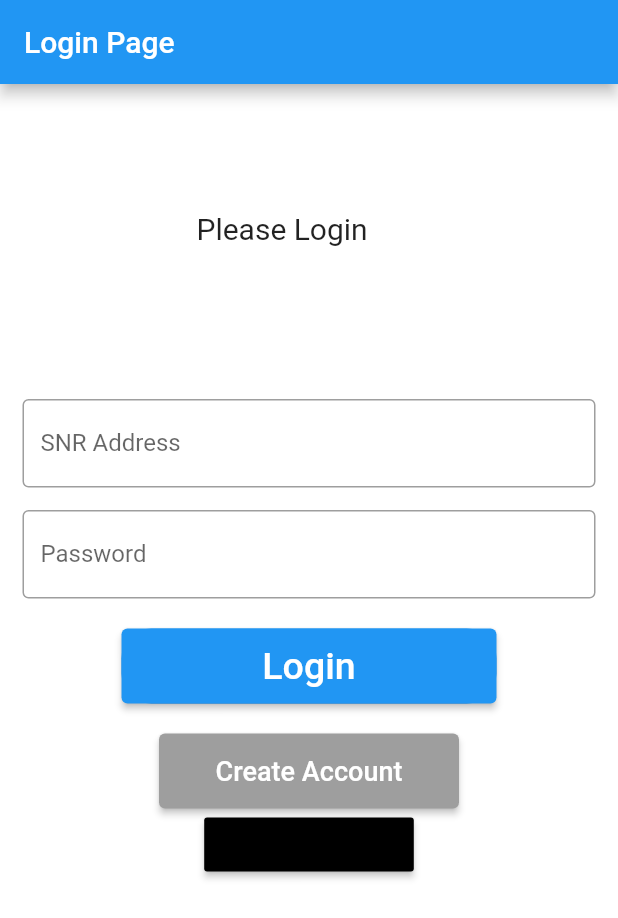
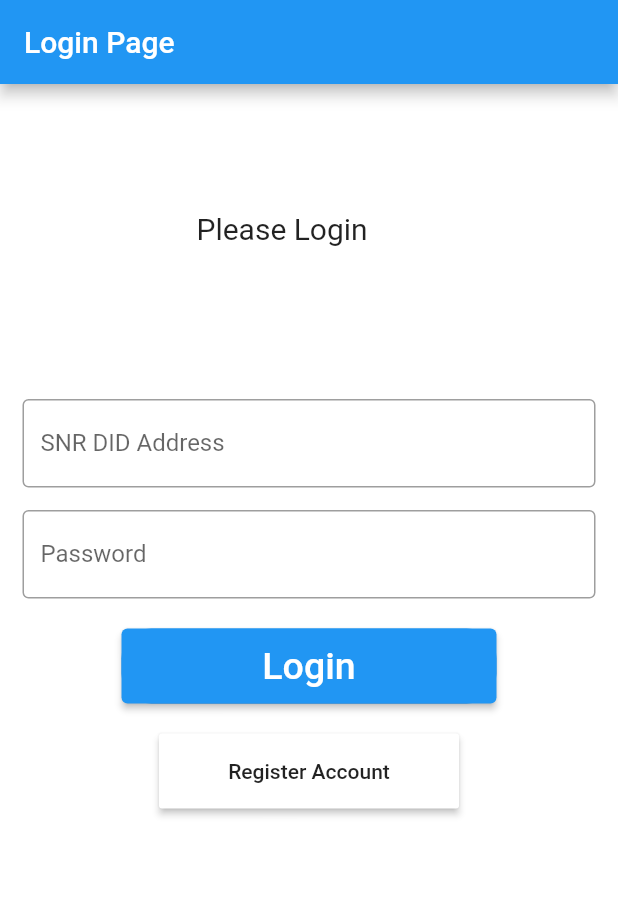
Before and after one commit to ntindle/todo_app, a Flutter app: the screen it shows after launch, on a phone screen of 412 x 824 dp. Shown: the top 918 px of the screen. Run offline on Flutter 3.47's test engine with Material 2 defaults, Android fonts, the phone set to English and light mode, and no system bars; our stand-ins replace get, get_storage; missing offline and left inert: motor_flutter.

Commit message:
feat: account creation and login (kinda)

```diff
--- a/lib/login_page.dart
+++ b/lib/login_page.dart
@@ -3,7 +3,6 @@ import 'package:get/get.dart';
 import 'package:get_storage/get_storage.dart';
 
 import 'package:motor_flutter/motor_flutter.dart';
-import 'package:todo_app/create_account_page.dart';
 import 'package:todo_app/main.dart';
 
 class LoginPage extends StatefulWidget {
@@ -16,24 +15,19 @@ class LoginPage extends StatefulWidget {
 }
 
 class _LoginPageState extends State<LoginPage> {
-  TextEditingController nameController = TextEditingController();
+  TextEditingController addressController =
+      TextEditingController(text: Get.find<MotorFlutter>().didUrl.toString());
   TextEditingController passwordController = TextEditingController();
 
-  void _handleLoginResponse(LoginResponse? resp) {
-    if (resp != null && resp.success) {
-      // Login successful
-      print(resp);
+  void _login() async {
+    print("logging in");
+    final res = await Get.find<MotorFlutter>()
+        .login(password: passwordController.text, did: addressController.text);
+    if (res != null) {
+      print(res);
     } else {
-      // Login failed
+      print('Login failed');
     }
-  }
-
-  void _login() {
-    setState(() {
-      // TODO: Add login logic
-      print(nameController.text);
-      print(passwordController.text);
-    });
   }
 
   @override
@@ -60,11 +54,11 @@ class _LoginPageState extends State<LoginPage> {
             Padding(
               padding: const EdgeInsets.symmetric(horizontal: 15),
               child: TextField(
-                controller: nameController,
+                controller: addressController,
                 decoration: const InputDecoration(
                     border: OutlineInputBorder(),
-                    labelText: 'SNR Address',
-                    hintText: 'Enter valid wallet address as snr12kj....adsf'),
+                    labelText: 'SNR DID Address',
+                    hintText: 'Enter valid DID as did:snr:aksldjfenkjaof29oi'),
               ),
             ),
             Padding(
@@ -97,20 +91,8 @@ class _LoginPageState extends State<LoginPage> {
               height: 50,
               width: 200,
               margin: const EdgeInsets.only(top: 20),
-              child: ElevatedButton(
-                style: ElevatedButton.styleFrom(
-                  backgroundColor: Colors.grey,
-                ),
-                onPressed: () => Get.to(() =>
-                    const CreateAccountPage(title: "Create Account Page")),
-                child: const Text(
-                  'Create Account',
-                  style: TextStyle(color: Colors.white, fontSize: 18),
-                ),
-              ),
-            ),
-            MaterialButton(
-              color: Colors.black,
+              child: MaterialButton(
+                color: Colors.white,
                 child: const Text('Register Account'),
                 // --
                 // 2. Add the RegisterAccount ModalView on tap
@@ -122,12 +104,12 @@ class _LoginPageState extends State<LoginPage> {
                     Get.snackbar("Error", err.toString());
                   });
                   if (res != null) {
-                  Get.offAll(() => const MyHomePage(
-                        title: "Hello",
-                      ));
+                    // Store the address in the controller???
+                    Get.offAll(() => const LoginPage(title: "Login"));
                   }
                 },
-            )
+              ),
+            ),
           ],
         ),
       ),
```
Also changed, not shown: lib/create_account_page.dart (deleted, +0 -95 lines), 1 other file. Lines whose indentation alone changed are shown as unchanged.
